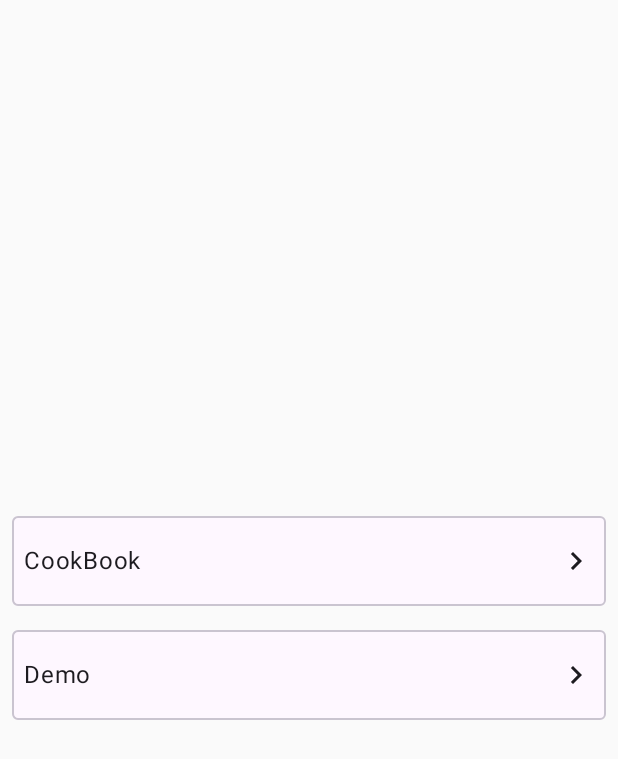
After one commit to zero-li/ZgoCompose, an Android app built with Jetpack Compose: the RootPage screen opened through its navigation route, on a phone screen of 412 x 824 dp. The commit adds this screen. Shown: the top 759 px of the screen. Run offline under Robolectric (Android 15) with nearby library versions, the phone set to English and light mode, and no system bars; our stand-ins replace accompanist.

Commit message:
add cookbook

```diff
--- a/app/src/main/java/com/zgo/demo/ui/NavGraph.kt
+++ b/app/src/main/java/com/zgo/demo/ui/NavGraph.kt
@@ -5,6 +5,8 @@ import androidx.compose.runtime.Composable
 import androidx.navigation.compose.NavHost
 import androidx.navigation.compose.composable
 import androidx.navigation.compose.rememberNavController
+import com.zgo.cookbook.CookbookApp
+import com.zgo.demo.ui.page.RootPage
 import com.zgo.demo.ui.page.main.MainPage
 import com.zgo.lib.ui.base.addFirstGraph
 
@@ -30,8 +32,21 @@ fun NavGraph() {
 
     NavHost(
         navController = navCtrl,
-        startDestination = "main_page"
+        startDestination = "root"
     ) {
+
+        composable("root") {
+            RootPage() {
+                navCtrl.navigate(it)
+            }
+        }
+
+        composable("cook_book") {
+            CookbookApp()
+        }
+
+
+
         composable("main_page") {
             MainPage {
                 navCtrl.navigate(it)
--- /dev/null
+++ b/app/src/main/java/com/zgo/demo/ui/page/RootPage.kt
@@ -0,0 +1,107 @@
+@file:OptIn(ExperimentalMaterial3Api::class)
+
+package com.zgo.demo.ui.page
+
+import androidx.compose.foundation.layout.*
+import androidx.compose.material.icons.Icons
+import androidx.compose.material.icons.filled.NavigateNext
+import androidx.compose.material3.ExperimentalMaterial3Api
+import androidx.compose.material3.Icon
+import androidx.compose.material3.OutlinedCard
+import androidx.compose.material3.Text
+import androidx.compose.runtime.Composable
+import androidx.compose.ui.Alignment
+import androidx.compose.ui.Modifier
+import androidx.compose.ui.tooling.preview.Preview
+import androidx.compose.ui.unit.dp
+
+
+/*
+ *
+ *
+ * @author: zhhli
+ * @date: 22/4/29
+ */
+@Composable
+fun RootPage(
+    navigate: (routeName: String) -> Unit,
+) {
+    Column(
+        horizontalAlignment = Alignment.CenterHorizontally,
+        verticalArrangement = Arrangement.Center,
+        modifier = Modifier.fillMaxSize()
+    ) {
+
+        OutlinedCard(modifier = Modifier
+            .padding(8.dp)
+            .height(60.dp)
+            .fillMaxWidth(),
+            onClick = {
+                navigate("cook_book")
+            }) {
+            Row(
+                verticalAlignment = Alignment.CenterVertically,
+                horizontalArrangement = Arrangement.spacedBy(16.dp),
+                modifier = Modifier
+                    .fillMaxSize()
+                    .padding(8.dp)
+
+            ) {
+                Text(
+                    text = "CookBook",
+                    modifier = Modifier.weight(1f)
+                )
+//                Spacer(modifier = Modifier.height(1.dp))
+                Icon(
+                    Icons.Filled.NavigateNext,
+                    contentDescription = null,
+                    modifier = Modifier
+                        .height(24.dp)
+                        .width(24.dp)
+                )
+
+            }
+
+        }
+
+        OutlinedCard(modifier = Modifier
+            .padding(8.dp)
+            .height(60.dp)
+            .fillMaxWidth(),
+            onClick = {
+                navigate("main_page")
+            }) {
+            Row(
+                verticalAlignment = Alignment.CenterVertically,
+                horizontalArrangement = Arrangement.spacedBy(16.dp),
+                modifier = Modifier
+                    .fillMaxSize()
+                    .padding(8.dp)
+
+            ) {
+                Text(
+                    text = "Demo",
+                    modifier = Modifier.weight(1f)
+                )
+//                Spacer(modifier = Modifier.height(1.dp))
+                Icon(
+                    Icons.Filled.NavigateNext,
+                    contentDescription = null,
+                    modifier = Modifier
+                        .height(24.dp)
+                        .width(24.dp)
+                )
+
+            }
+
+        }
+
+    }
+
+}
+
+@Preview
+@Composable
+fun Preview() {
+    RootPage(navigate = {})
+}
--- a/app/src/main/java/com/zgo/demo/ui/page/main/MainPage.kt
+++ b/app/src/main/java/com/zgo/demo/ui/page/main/MainPage.kt
@@ -113,7 +113,11 @@ fun BottomNavigation(navHostController: NavHostController) {
 }
 
 
-sealed class BottomNavItem(var title: String, var icon: ImageVector, var screen_route: String) {
+private sealed class BottomNavItem(
+    var title: String,
+    var icon: ImageVector,
+    var screen_route: String
+) {
     object Home : BottomNavItem("首页", Icons.Filled.Home, "drawable-home")
     object Mine : BottomNavItem("我的", Icons.Filled.Person, "mine")
     object Color : BottomNavItem("色彩", Icons.Filled.Palette, "color")
```
Also changed, not shown: app/src/main/java/com/zgo/cookbook/CookNavGraph.kt (added, +42 -0 lines), app/src/main/java/com/zgo/cookbook/CookbookApp.kt (added, +24 -0 lines), app/src/main/java/com/zgo/cookbook/data/WidgetData.kt (added, +44 -0 lines), app/src/main/java/com/zgo/cookbook/ui/main/CookMainPage.kt (added, +80 -0 lines), app/src/main/java/com/zgo/cookbook/ui/main/HomePage.kt (added, +9 -0 lines), app/src/main/java/com/zgo/cookbook/ui/main/WidgetsPage.kt (added, +116 -0 lines), app/src/main/java/com/zgo/cookbook/ui/md3/Md3NaviGraph.kt (added, +30 -0 lines), app/src/main/java/com/zgo/cookbook/ui/md3/alert_dialog/AlertDialogExample.kt (added, +117 -0 lines), app/src/main/java/com/zgo/cookbook/ui/md3/button/ButtonsExample.kt (added, +15 -0 lines), app/src/main/java/com/zgo/demo/MainActivity.kt (+1 -6 lines), app/src/main/java/com/zgo/demo/data/ZgoPage.kt (added, +16 -0 lines), app/src/main/java/com/zgo/lib/ui/base/BaseViewModel.kt (+8 -8 lines), app/src/main/java/com/zgo/lib/ui/components/BottomNavigation.kt (added, +56 -0 lines), 1 other file.
